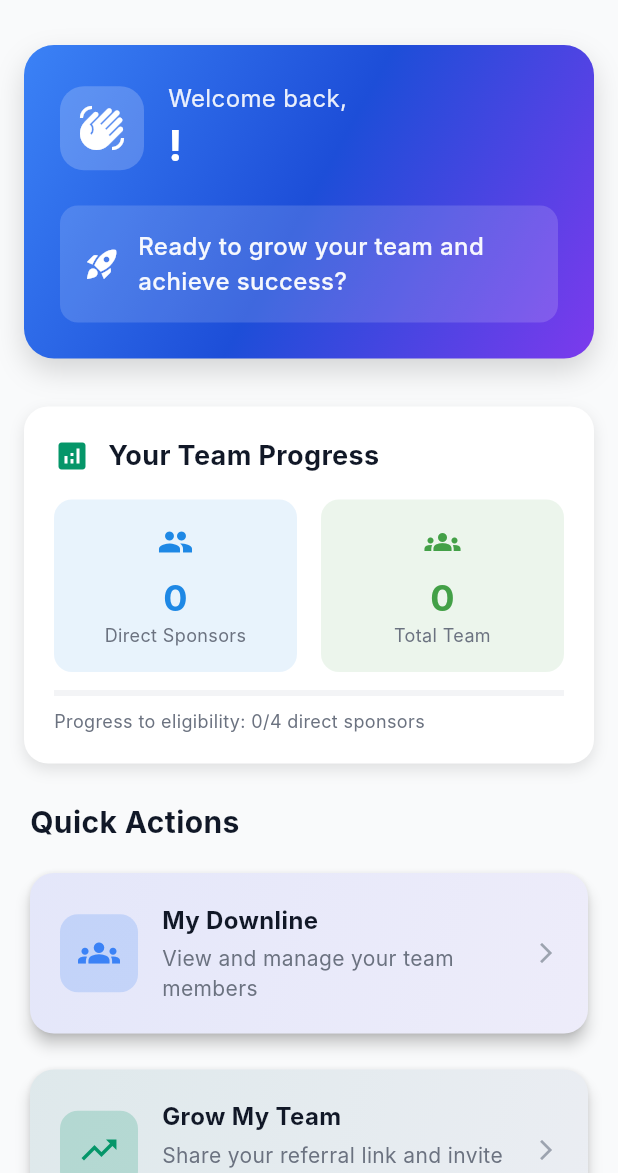
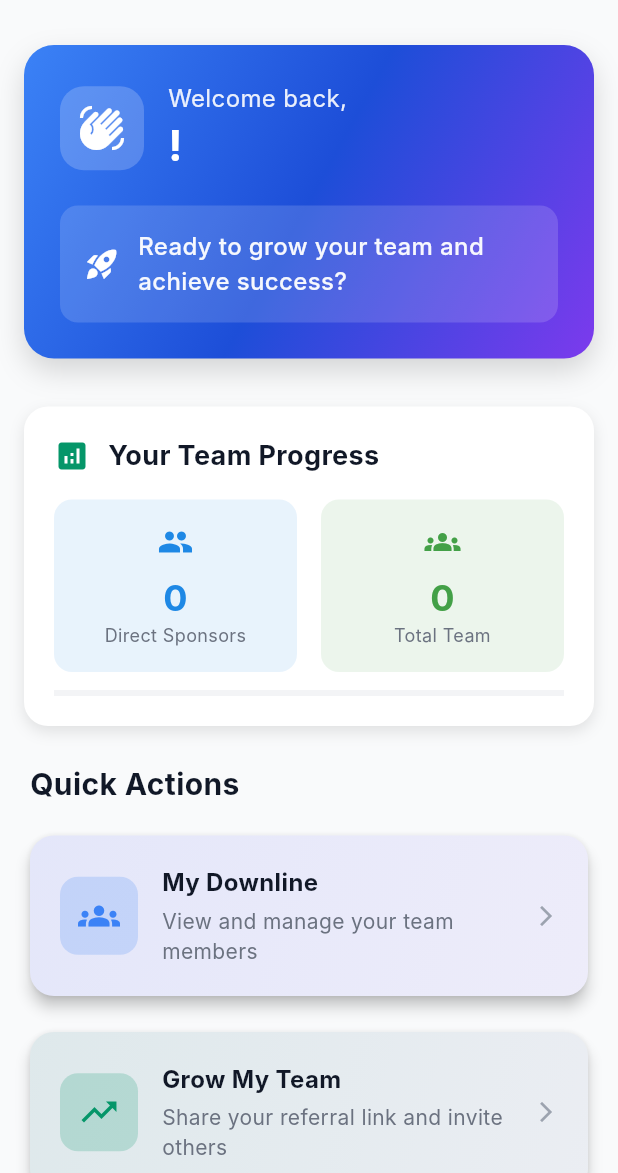
Before and after one commit to scscot/tbp, a Flutter app: the DashboardScreen screen opened directly, on a phone screen of 412 x 824 dp, the part 63-1236 px from its top. Run offline on Flutter 3.47's test engine with Material 3 defaults, Android fonts, the phone set to English and light mode, and no system bars; our stand-ins replace app_links, cloud_firestore, cloud_functions, country_picker, firebase_auth, firebase_core and 13 more; accounts and stored records are empty; Roboto replaces fonts that are missing (Inter).

```diff
--- a/lib/screens/dashboard_screen.dart
+++ b/lib/screens/dashboard_screen.dart
@@ -250,14 +250,7 @@ class _DashboardScreenState extends State<DashboardScreen>
             backgroundColor: AppColors.borderLight,
             valueColor: AlwaysStoppedAnimation<Color>(AppColors.primary),
           ),
-          const SizedBox(height: 8),
-          Text(
-            'Progress to eligibility: ${user.directSponsorCount}/${AppConstants.projectWideDirectSponsorMin} direct sponsors',
-            style: TextStyle(
-              fontSize: 12,
-              color: AppColors.textSecondary,
-            ),
-          ),
+
         ],
       ),
     );
```
Also changed, not shown: lib/screens/downline_team_screen.dart (+16 -15 lines).
